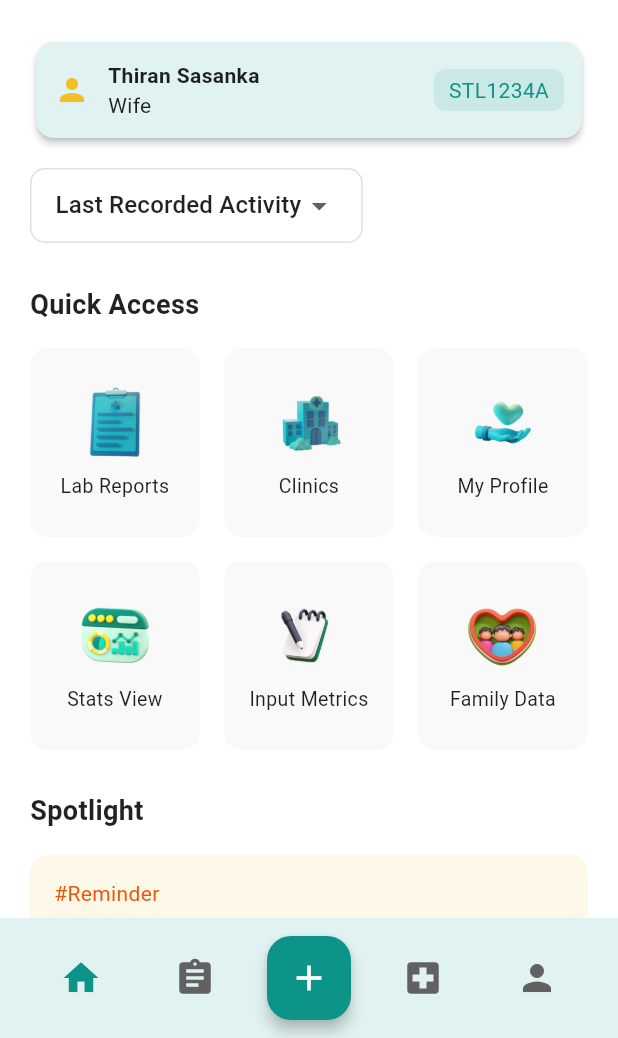
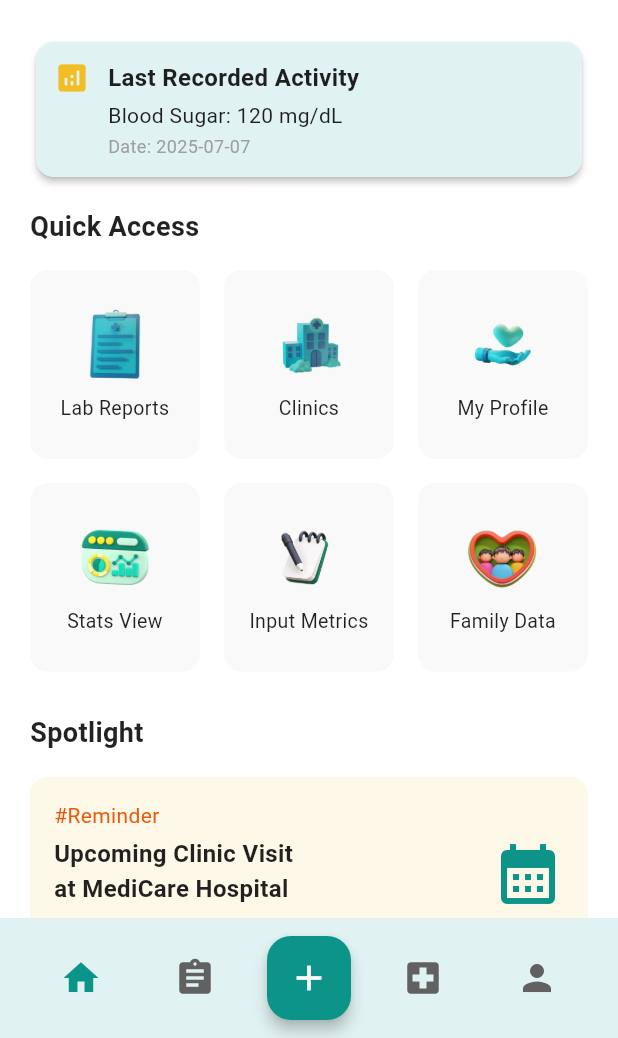
Before and after one commit to MediLink-ucsc/Health-Tracker, a Flutter app: the HomeScreen screen opened directly, on a phone screen of 412 x 824 dp, the part 198-1236 px from its top. Run offline on Flutter 3.47's test engine with Material 3 defaults, Android fonts, the phone set to English and light mode, and no system bars; our stand-ins replace file_picker, fl_chart, shared_preferences, table_calendar; accounts and stored records are empty.

Commit message:
home screen family card replaced with last recorded activity

```diff
--- a/lib/screens/Home/home_screen.dart
+++ b/lib/screens/Home/home_screen.dart
@@ -111,71 +111,43 @@ class HomeScreen extends StatelessWidget {
                 child: Padding(
                   padding: const EdgeInsets.all(12),
                   child: Row(
+                    crossAxisAlignment: CrossAxisAlignment.start,
                     children: [
-                      Icon(Icons.person, color: accentColor),
+                      Icon(Icons.analytics, color: accentColor),
                       const SizedBox(width: 12),
-                      const Expanded(
+                      Expanded(
                         child: Column(
                           crossAxisAlignment: CrossAxisAlignment.start,
-                          children: [
+                          children: const [
                             Text(
-                              'Thiran Sasanka',
-                              style: TextStyle(fontWeight: FontWeight.w600),
+                              'Last Recorded Activity',
+                              style: TextStyle(
+                                fontWeight: FontWeight.w600,
+                                fontSize: 16,
+                              ),
                             ),
-                            Text('Wife'),
+                            SizedBox(height: 4),
+                            Text(
+                              'Blood Sugar: 120 mg/dL',
+                              style: TextStyle(fontSize: 14),
+                            ),
+                            SizedBox(height: 2),
+                            Text(
+                              'Date: 2025-07-07',
+                              style: TextStyle(
+                                fontSize: 12,
+                                color: Colors.grey,
+                              ),
+                            ),
                           ],
-                        ),
-                      ),
-                      Container(
-                        padding: const EdgeInsets.symmetric(
-                          horizontal: 10,
-                          vertical: 4,
-                        ),
-                        decoration: BoxDecoration(
-                          color: primaryColor.withOpacity(0.1),
-                          borderRadius: BorderRadius.circular(8),
-                        ),
-                        child: Text(
-                          'STL1234A',
-                          style: TextStyle(color: primaryColor),
                         ),
                       ),
                     ],
                   ),
                 ),
               ),
+
               const SizedBox(height: 16),
-
-              // Last Recorded Activity Dropdown
-              Container(
-                padding: const EdgeInsets.symmetric(horizontal: 16),
-                decoration: BoxDecoration(
-                  border: Border.all(color: Colors.grey.shade300),
-                  borderRadius: BorderRadius.circular(10),
-                ),
-                child: DropdownButtonHideUnderline(
-                  child: DropdownButton<String>(
-                    value: 'Last Recorded Activity',
-                    items: const [
-                      DropdownMenuItem(
-                        value: 'Last Recorded Activity',
-                        child: Text('Last Recorded Activity'),
-                      ),
-                      DropdownMenuItem(
-                        value: 'Activity 1',
-                        child: Text('Activity 1'),
-                      ),
-                      DropdownMenuItem(
-                        value: 'Activity 2',
-                        child: Text('Activity 2'),
-                      ),
-                    ],
-                    onChanged: (value) {},
-                  ),
-                ),
-              ),
-              const SizedBox(height: 28),
-
               // Quick Access Section
               const Text(
                 'Quick Access',
```
